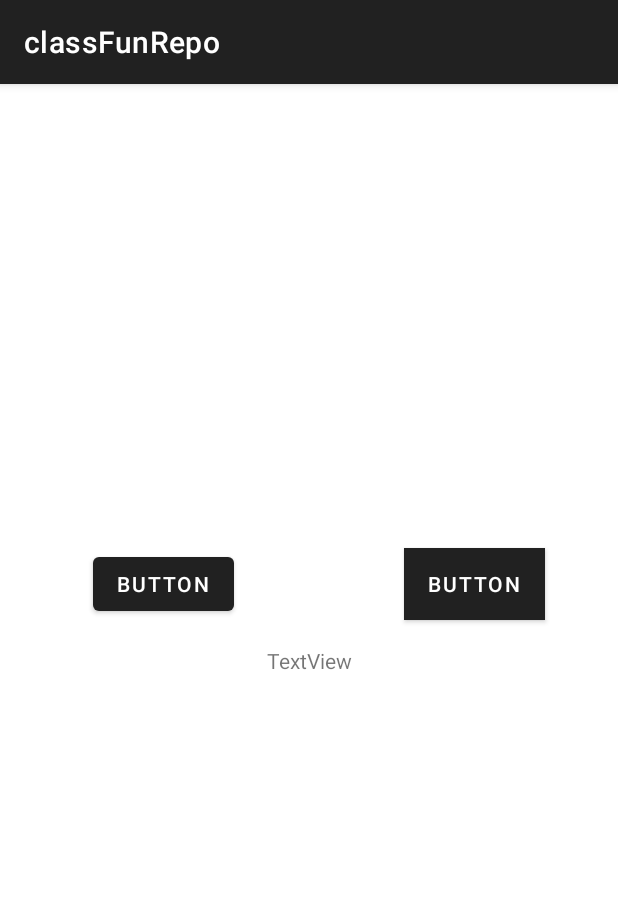
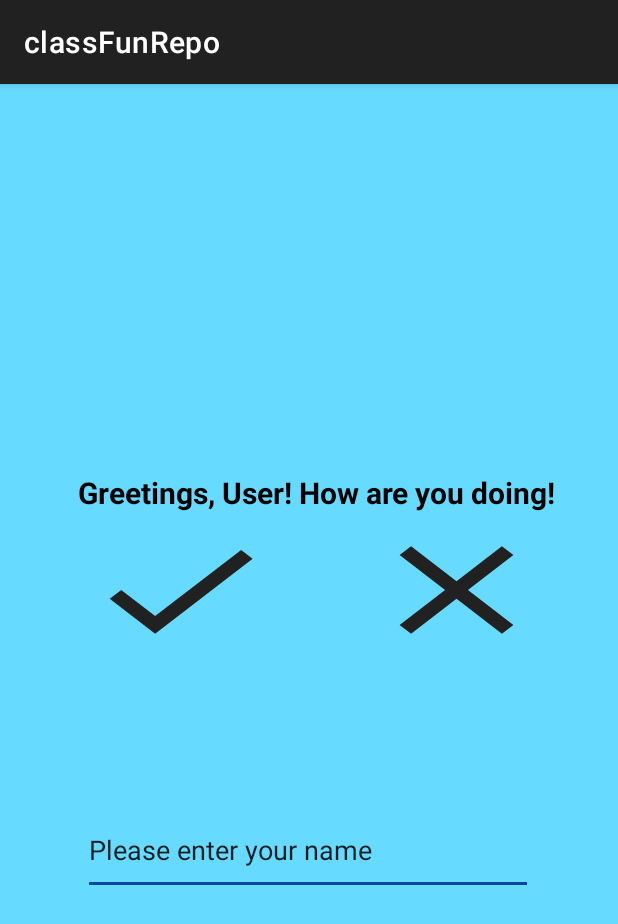
Before and after one commit to srimanthc/classFunRepo, an Android app: the screen it shows after launch (MainActivity), on a phone screen of 412 x 824 dp. Shown: the top 924 px of the screen. Run offline under Robolectric (Android 15) with nearby library versions, the phone set to English and light mode, and no system bars.

Commit message:
final commit

```diff
--- /dev/null
+++ b/app/src/main/res/drawable/button_bad.xml
@@ -0,0 +1,5 @@
+<vector android:height="24dp" android:tint="#000000"
+    android:viewportHeight="24" android:viewportWidth="24"
+    android:width="24dp" xmlns:android="http://schemas.android.com/apk/res/android">
+    <path android:fillColor="@android:color/white" android:pathData="M19,6.41L17.59,5 12,10.59 6.41,5 5,6.41 10.59,12 5,17.59 6.41,19 12,13.41 17.59,19 19,17.59 13.41,12z"/>
+</vector>
--- /dev/null
+++ b/app/src/main/res/drawable/good_button.xml
@@ -0,0 +1,5 @@
+<vector android:autoMirrored="true" android:height="24dp"
+    android:tint="#000000" android:viewportHeight="24"
+    android:viewportWidth="24" android:width="24dp" xmlns:android="http://schemas.android.com/apk/res/android">
+    <path android:fillColor="@android:color/white" android:pathData="M9,16.17L4.83,12l-1.42,1.41L9,19 21,7l-1.41,-1.41z"/>
+</vector>
--- a/app/src/main/res/layout/activity_main.xml
+++ b/app/src/main/res/layout/activity_main.xml
@@ -4,13 +4,15 @@
     xmlns:tools="http://schemas.android.com/tools"
     android:layout_width="match_parent"
     android:layout_height="match_parent"
-    tools:context=".MainActivity">
+    tools:context=".MainActivity"
+    android:background="@color/primaryLightColor">
+
 
     <Button
         android:id="@+id/button"
-        android:layout_width="wrap_content"
-        android:layout_height="wrap_content"
-        android:text="Button"
+        android:layout_width="@dimen/buttonWidth"
+        android:layout_height="@dimen/buttonHeight"
+        style="@style/customButtons"
         app:layout_constraintBottom_toBottomOf="parent"
         app:layout_constraintEnd_toEndOf="parent"
         app:layout_constraintHorizontal_bias="0.195"
@@ -20,10 +22,9 @@
 
     <Button
         android:id="@+id/button2"
-        android:layout_width="wrap_content"
-        android:layout_height="wrap_content"
-        android:background="#F6F1F1"
-        android:text="Button"
+        android:layout_width="@dimen/buttonWidth"
+        android:layout_height="@dimen/buttonHeight"
+        style="@style/customButtonBad"
         app:layout_constraintBottom_toBottomOf="parent"
         app:layout_constraintEnd_toEndOf="parent"
         app:layout_constraintHorizontal_bias="0.848"
@@ -33,11 +34,32 @@
 
     <TextView
         android:id="@+id/textView"
+        style="@style/titleFont"
         android:layout_width="wrap_content"
         android:layout_height="wrap_content"
-        android:text="TextView"
+        android:layout_marginTop="@dimen/bottomMargin"
+        android:layout_marginEnd="@dimen/screenMargin"
+        android:text="Greetings, User! How are you doing!"
         app:layout_constraintBottom_toBottomOf="parent"
         app:layout_constraintEnd_toEndOf="parent"
+        app:layout_constraintHorizontal_bias="0.666"
         app:layout_constraintStart_toStartOf="parent"
-        app:layout_constraintTop_toTopOf="parent" />
+        app:layout_constraintTop_toTopOf="parent"
+        app:layout_constraintVertical_bias="0.331"
+        android:textColor="@color/primaryTextColor"
+        />
+
+    <EditText
+        android:id="@+id/editTextTextPersonName"
+        android:layout_width="@dimen/editTextWidth"
+        android:layout_height="@dimen/editTextHeight"
+        android:ems="10"
+        android:inputType="textPersonName"
+        android:text="Please enter your name"
+        app:layout_constraintBottom_toBottomOf="parent"
+        app:layout_constraintEnd_toEndOf="parent"
+        app:layout_constraintHorizontal_bias="0.497"
+        app:layout_constraintStart_toStartOf="parent"
+        app:layout_constraintTop_toTopOf="parent"
+        app:layout_constraintVertical_bias="0.679" />
 </androidx.constraintlayout.widget.ConstraintLayout>
--- a/app/src/main/res/values/dimens.xml
+++ b/app/src/main/res/values/dimens.xml
@@ -8,8 +8,8 @@
     <dimen name="screenMargin">15dp</dimen>
     <dimen name="topPadding">10dp</dimen>
     <dimen name="editTextPadding">10dp</dimen>
-    <dimen name="fontSize">35dp</dimen>
-    <dimen name="buttonWidth">35dp</dimen>
-    <dimen name="buttonHeight">35dp</dimen>
+    <dimen name="fontSize">20sp</dimen>
+    <dimen name="buttonWidth">130dp</dimen>
+    <dimen name="buttonHeight">100dp</dimen>
 
 </resources>
--- a/app/src/main/res/values/themes.xml
+++ b/app/src/main/res/values/themes.xml
@@ -15,24 +15,21 @@
         <!-- Customize your theme here. -->
     </style>
 
-    <style name="customButtons" parent="android:style/Widget.Button">
+    <style name="customButtons">
         <item name="android:textColor">@color/primaryDarkColor</item>
-        <item name="android:background">@drawable/check_button</item>
+        <item name="android:background">@drawable/good_button</item>
         <item name="android:padding">10dp</item>
     </style>
-    <style name="customTextView" parent="android:style/Widget.TextView">
-        <item name="android:layout_width">@dimen/textViewWidth</item>
-        <item name="android:layout_height">@dimen/textViewHeight</item>
-        <item name="android:background">@color/primaryDarkColor</item>
-        <item name="android:paddingLeft">@dimen/editTextPadding</item>
-        <item name="android:paddingRight">@dimen/editTextPadding</item>
+
+    <style name="customButtonBad">
+        <item name="android:textColor">@color/primaryDarkColor</item>
+        <item name="android:background">@drawable/button_bad</item>
+        <item name="android:padding">10dp</item>
     </style>
 
-    <style name="custonTextEdit" parent="android:style/Widget.TextView">
-        <item name="android:textColor">@color/secondDarkColor</item>
-        <item name="android:textSize">@dimen/fontSize</item>
-        <item name="android:layout_width">@dimen/editTextWidth</item>
-        <item name="android:layout_height">@dimen/editTextHeight</item>
+    <style name="titleFont" >
+        <item name="android:textSize">20sp</item>
+        <item name="android:textStyle">bold</item>
     </style>
 
 </resources>
```
